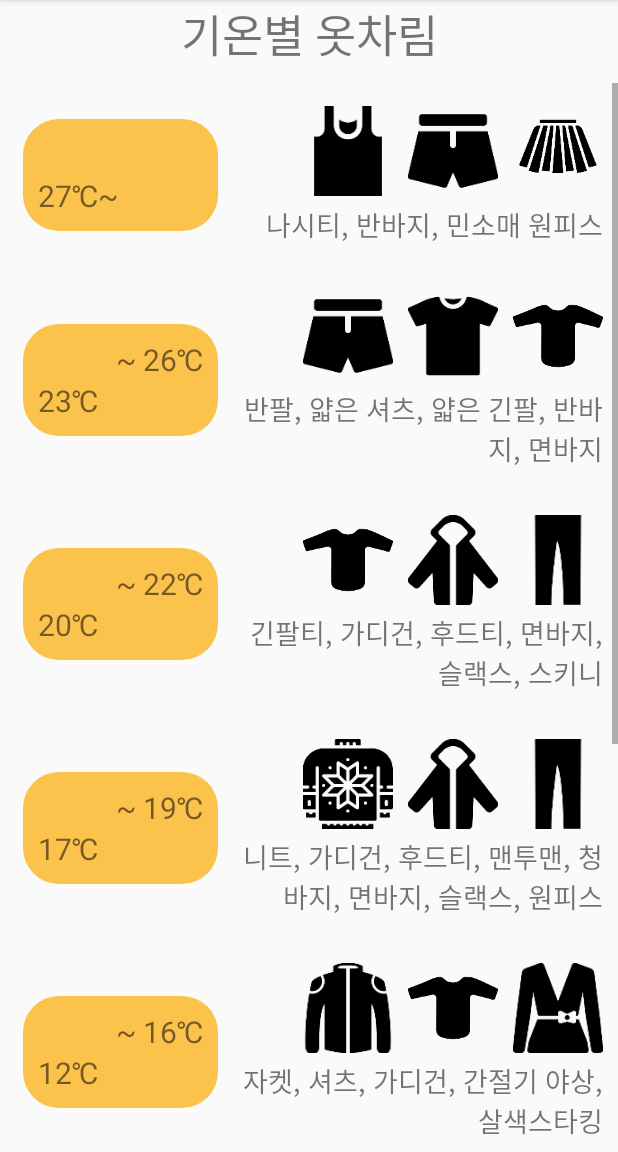
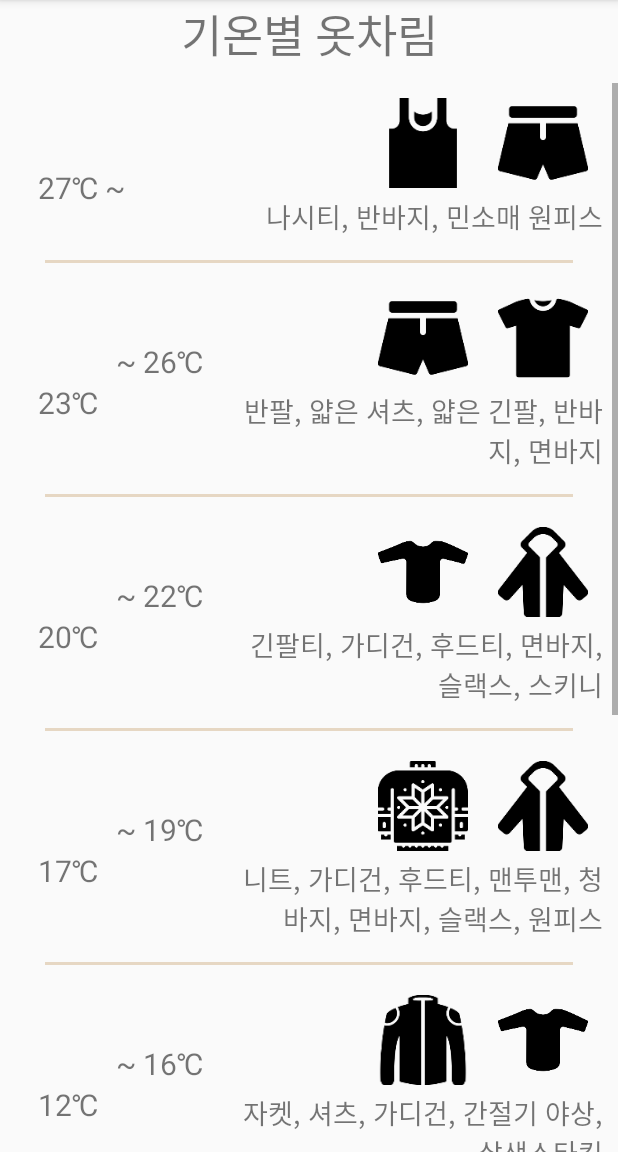
Before and after one commit to wnehdals/Omniver, an Android app: the RecommendedListActivity screen opened directly, with no data from a screen before it, on a phone screen of 412 x 824 dp, the part 84-1236 px from its top. Run offline under Robolectric (Android 15) with nearby library versions, the phone set to English and light mode, and no system bars; pictures from the network do not load.

Commit message:
Update RecommendedList layout

```diff
--- a/app/src/main/java/com/example/omniver/RecommendedListActivity.java
+++ b/app/src/main/java/com/example/omniver/RecommendedListActivity.java
@@ -12,14 +12,14 @@ public class RecommendedListActivity extends AppCompatActivity {
     private RecyclerView.LayoutManager layoutManager;
 
     final int[][] icons = {
-            {R.mipmap.sleeveless, R.mipmap.shorts, R.mipmap.skirt},
-            {R.mipmap.shorts, R.mipmap.casual_t_shirt_, R.mipmap.long_sleeves_t_shirt},
-            {R.mipmap.long_sleeves_t_shirt, R.mipmap.hoodie, R.mipmap.long_pants},
-            {R.mipmap.neat, R.mipmap.hoodie, R.mipmap.long_pants},
-            {R.mipmap.black_jacket, R.mipmap.long_sleeves_t_shirt, R.mipmap.blouse_with_lace},
-            {R.mipmap.coat, R.mipmap.blouse_with_lace, R.mipmap.scarf},
-            {R.mipmap.coat, R.mipmap.black_jacket, R.mipmap.scarf},
-            {R.mipmap.winter, R.mipmap.black_jacket, R.mipmap.coat}
+            {R.mipmap.sleeveless, R.mipmap.shorts},
+            {R.mipmap.shorts, R.mipmap.casual_t_shirt_},
+            {R.mipmap.long_sleeves_t_shirt, R.mipmap.hoodie},
+            {R.mipmap.neat, R.mipmap.hoodie},
+            {R.mipmap.black_jacket, R.mipmap.long_sleeves_t_shirt},
+            {R.mipmap.coat, R.mipmap.blouse_with_lace},
+            {R.mipmap.coat, R.mipmap.scarf},
+            {R.mipmap.winter, R.mipmap.black_jacket}
     };
     final String[] texts = {
             "나시티, 반바지, 민소매 원피스",
@@ -31,8 +31,8 @@ public class RecommendedListActivity extends AppCompatActivity {
             "코트, 가죽자켓",
             "겨울 옷(야상, 패딩, 목도리 등)"
     };
-    final String[] temperatures1 = { "27", "23", "20", "17", "12", "10", "6", "0"};
-    final String[] temperatures2 = { "99", "26", "22", "19", "16", "11", "9", "5"};
+    final String[] temperatures1 = {"27", "23", "20", "17", "12", "10", "6", "0"};
+    final String[] temperatures2 = {"99", "26", "22", "19", "16", "11", "9", "5"};
 
     @Override
     protected void onCreate(Bundle savedInstanceState) {
--- a/app/src/main/java/com/example/omniver/RecommendedListRecyclerAdapter.java
+++ b/app/src/main/java/com/example/omniver/RecommendedListRecyclerAdapter.java
@@ -16,14 +16,13 @@ class RecommendedListRecyclerAdapter extends RecyclerView.Adapter<RecommendedLis
     private String[] temps1, temps2;
 
     public static class RecyclerViewHolder extends RecyclerView.ViewHolder {
-        public ImageView icon1, icon2, icon3;
+        public ImageView icon1, icon2;
         public TextView clothesText, temp1Text, temp2Text;
 
         public RecyclerViewHolder(View v) {
             super(v);
             icon1 = v.findViewById(R.id.icon1);
             icon2 = v.findViewById(R.id.icon2);
-            icon3 = v.findViewById(R.id.icon3);
             clothesText = v.findViewById(R.id.clothes_text);
             temp1Text = v.findViewById(R.id.temp1_text);
             temp2Text = v.findViewById(R.id.temp2_text);
@@ -45,18 +44,15 @@ class RecommendedListRecyclerAdapter extends RecyclerView.Adapter<RecommendedLis
     }
     @Override
     public void onBindViewHolder(RecyclerViewHolder holder, int position) {
-        if (icons[position].length == 3) {
-            Glide.with(holder.icon1).load(icons[position][0]).into(holder.icon1);
-            Glide.with(holder.icon2).load(icons[position][1]).into(holder.icon2);
-            Glide.with(holder.icon3).load(icons[position][2]).into(holder.icon3);
-        }
+        Glide.with(holder.icon1).load(icons[position][0]).into(holder.icon1);
+        Glide.with(holder.icon2).load(icons[position][1]).into(holder.icon2);
 
         holder.clothesText.setText(texts[position]);
         holder.temp1Text.setText(temps1[position] + "℃");
         holder.temp2Text.setText("~ " + temps2[position] + "℃");
         if (position == 0) {
             holder.temp2Text.setText("");
-            holder.temp1Text.setText(temps1[position] + "℃~");
+            holder.temp1Text.setText(temps1[position] + "℃ ~");
         }
         if (position == getItemCount()) {
             holder.temp1Text.setText("");
--- a/app/src/main/res/layout/item_recommended_list.xml
+++ b/app/src/main/res/layout/item_recommended_list.xml
@@ -1,9 +1,14 @@
 <?xml version="1.0" encoding="utf-8"?>
 <LinearLayout xmlns:android="http://schemas.android.com/apk/res/android"
-    android:orientation="horizontal" android:layout_width="match_parent"
+    android:orientation="vertical" android:layout_width="match_parent"
     android:layout_height="wrap_content"
     android:layout_marginHorizontal="10dp"
-    android:layout_marginVertical="15dp">
+    android:layout_marginVertical="10dp">
+
+    <LinearLayout
+        android:layout_width="match_parent"
+        android:layout_height="wrap_content"
+        android:orientation="horizontal">
 
         <LinearLayout
             android:layout_width="130dp"
@@ -11,14 +16,12 @@
             android:orientation="vertical"
             android:layout_gravity="center"
             android:layout_margin="5dp"
-        android:padding="10dp"
-        android:background="@drawable/bg_yellow_radius_24">
+            android:padding="10dp">
 
             <TextView
                 android:id="@+id/temp2_text"
                 android:text="~ 26℃"
                 android:textSize="20sp"
-            android:layout_marginLeft="30dp"
                 android:layout_width="match_parent"
                 android:layout_height="wrap_content"
                 android:textAlignment="gravity"
@@ -47,7 +50,7 @@
                 <ImageView
                     android:id="@+id/icon1"
                     android:src="@drawable/ic_logo"
-                android:layout_marginRight="10dp"
+                    android:layout_marginRight="20dp"
                     android:layout_width="60dp"
                     android:layout_height="60dp" />
                 <ImageView
@@ -56,14 +59,8 @@
                     android:layout_marginRight="10dp"
                     android:layout_width="60dp"
                     android:layout_height="60dp" />
-            <ImageView
-                android:id="@+id/icon3"
-                android:src="@drawable/ic_logo"
-                android:layout_width="60dp"
-                android:layout_height="60dp" />
 
             </LinearLayout>
-
 
             <TextView
                 android:id="@+id/clothes_text"
@@ -78,3 +75,12 @@
         </LinearLayout>
 
     </LinearLayout>
+
+    <View
+        android:layout_width="match_parent"
+        android:layout_height="2dp"
+        android:layout_marginTop="15dp"
+        android:layout_marginHorizontal="20dp"
+        android:background="@color/beige" />
+
+</LinearLayout>
```
Lines whose indentation alone changed are shown as unchanged.
